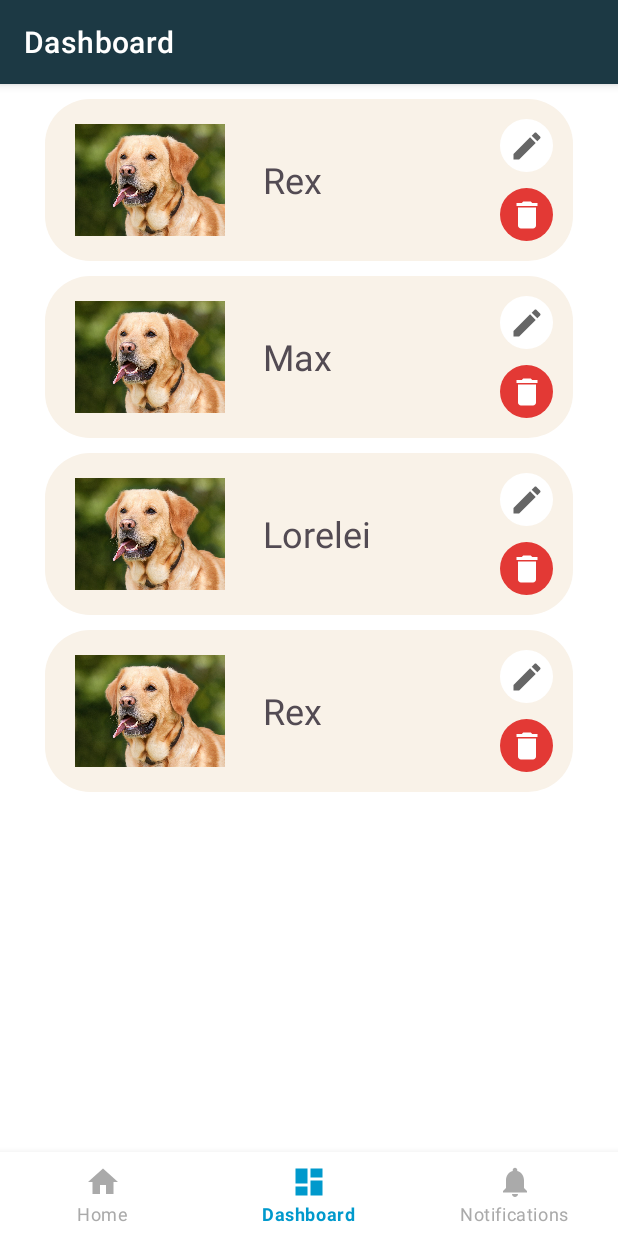
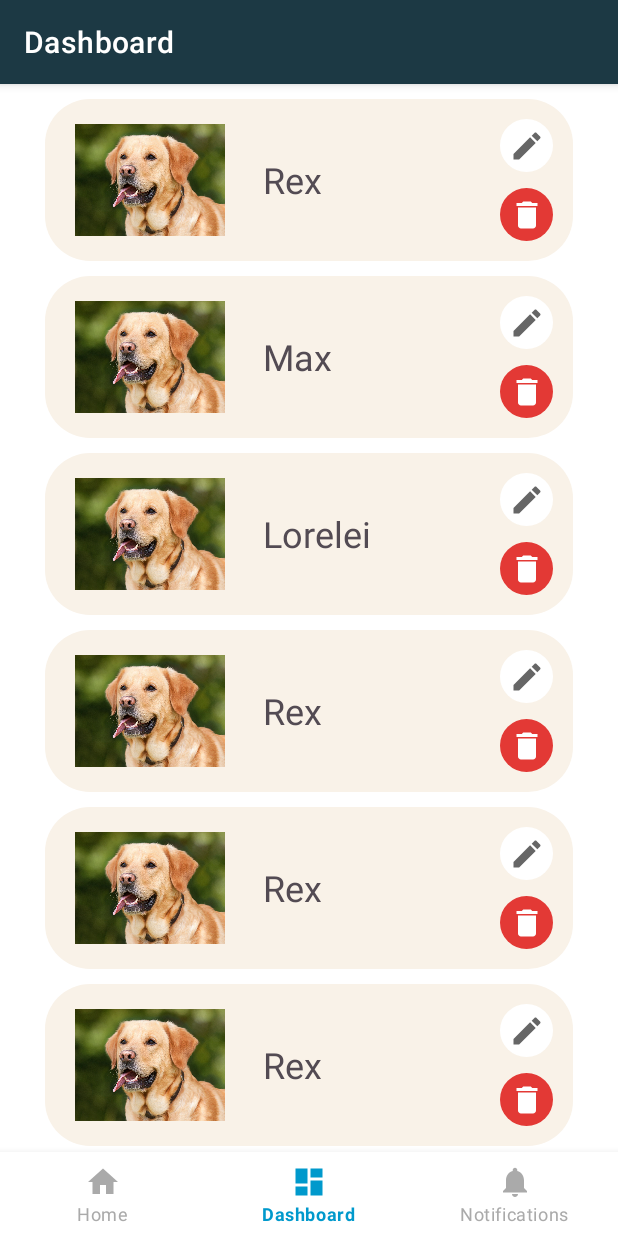
Before and after one commit to andreeabuzuriu11/DogApp, an Android app: the DashboardFragment screen opened through its navigation route, on a phone screen of 412 x 824 dp. Run offline under Robolectric (Android 15) with nearby library versions, the phone set to English and light mode, and no system bars; our stand-ins replace data binding, navigation-ui.

Commit message:
Solved issue with scrolling down to the bottom of the dog list on Dashboard fragment

```diff
--- a/app/src/main/java/com/buzuriu/dogapp/views/main/ui/dashboard/DashboardViewModel.kt
+++ b/app/src/main/java/com/buzuriu/dogapp/views/main/ui/dashboard/DashboardViewModel.kt
@@ -16,6 +16,10 @@ class DashboardViewModel : BaseViewModel() {
         dogList.add(DogObj("Max",5, AgeEnum.MONTHS, "Bichon", GenderEnum.MALE, "dog_image.jpg"))
         dogList.add(DogObj("Lorelei",3, AgeEnum.YEARS, "Husky", GenderEnum.FEMALE, "dog_image.jpg"))
         dogList.add(DogObj("Rex",4, AgeEnum.YEARS, "Husky", GenderEnum.MALE, "dog_image.jpg"))
+        dogList.add(DogObj("Rex",4, AgeEnum.YEARS, "Husky", GenderEnum.MALE, "dog_image.jpg"))
+        dogList.add(DogObj("Rex",4, AgeEnum.YEARS, "Husky", GenderEnum.MALE, "dog_image.jpg"))
+        dogList.add(DogObj("Max",5, AgeEnum.MONTHS, "Bichon", GenderEnum.MALE, "dog_image.jpg"))
+        dogList.add(DogObj("Lorelei",3, AgeEnum.YEARS, "Husky", GenderEnum.FEMALE, "dog_image.jpg"))
         dogAdapter = DogAdapter(dogList, ::selectedDog)
     }
     private fun selectedDog(dogObj: DogObj)
--- a/app/src/main/res/layout/activity_main.xml
+++ b/app/src/main/res/layout/activity_main.xml
@@ -1,21 +1,20 @@
 <?xml version="1.0" encoding="utf-8"?>
-<androidx.constraintlayout.widget.ConstraintLayout xmlns:android="http://schemas.android.com/apk/res/android"
+<RelativeLayout xmlns:android="http://schemas.android.com/apk/res/android"
     xmlns:app="http://schemas.android.com/apk/res-auto"
     android:id="@+id/container"
     android:layout_width="match_parent"
     android:layout_height="match_parent"
+    android:orientation="vertical"
    >
+
+
 
     <com.google.android.material.bottomnavigation.BottomNavigationView
         android:id="@+id/nav_view"
-        android:layout_width="0dp"
+        android:layout_width="match_parent"
         android:layout_height="wrap_content"
-        android:layout_marginStart="0dp"
-        android:layout_marginEnd="0dp"
         android:background="?android:attr/windowBackground"
-        app:layout_constraintBottom_toBottomOf="parent"
-        app:layout_constraintLeft_toLeftOf="parent"
-        app:layout_constraintRight_toRightOf="parent"
+        android:layout_alignParentBottom="true"
         app:menu="@menu/bottom_nav_menu"
         app:itemIconTint="@color/bottom_nav_tab_selector"
         app:itemTextColor="@color/bottom_nav_tab_selector"/>
@@ -26,10 +25,11 @@
         android:layout_width="match_parent"
         android:layout_height="match_parent"
         app:defaultNavHost="true"
-        app:layout_constraintBottom_toTopOf="@id/nav_view"
-        app:layout_constraintLeft_toLeftOf="parent"
-        app:layout_constraintRight_toRightOf="parent"
-        app:layout_constraintTop_toTopOf="parent"
-        app:navGraph="@navigation/mobile_navigation" />
+        app:navGraph="@navigation/mobile_navigation"
+        android:layout_above = "@id/nav_view"
 
-</androidx.constraintlayout.widget.ConstraintLayout>
+        />
+
+
+
+</RelativeLayout>
--- a/app/src/main/res/layout/fragment_dashboard.xml
+++ b/app/src/main/res/layout/fragment_dashboard.xml
@@ -16,7 +16,7 @@
         <androidx.recyclerview.widget.RecyclerView
             android:id="@+id/dogs_list"
             android:layout_width="match_parent"
-            android:layout_height="match_parent" />
+            android:layout_height="wrap_content" />
 
     </RelativeLayout>
 
```
